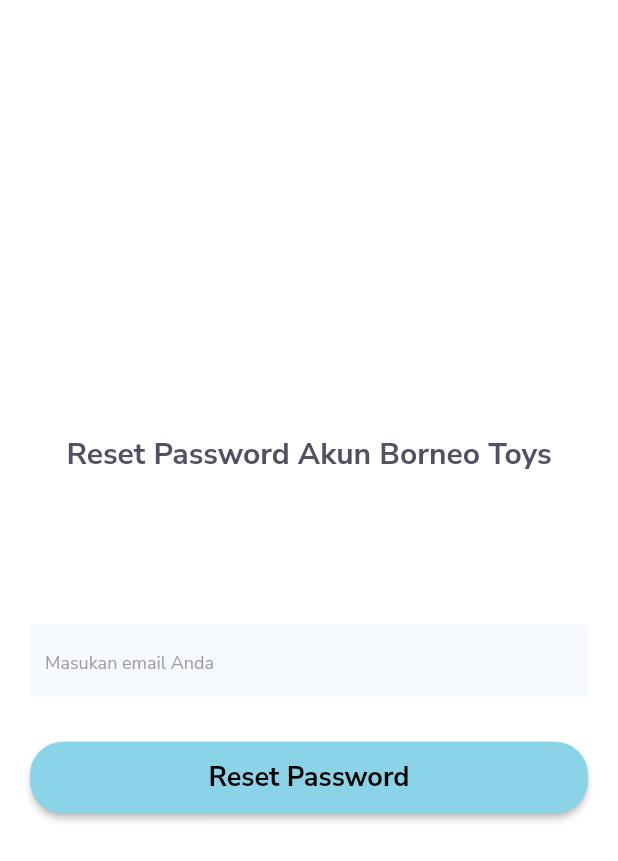
After one commit to yahyaabdurr/borneo-toys-app, a Flutter app: the screen it shows after launch, after a tap on "Lupa Password ?", on a phone screen of 412 x 824 dp. The commit adds this screen. Shown: the top 861 px of the screen. Run offline on Flutter 3.47's test engine with Material 2 defaults, Android fonts, the phone set to English and light mode, and no system bars; our stand-ins replace cloud_firestore, firebase_auth, firebase_core, flutter_secure_storage, get, google_fonts and 5 more; accounts and stored records are empty.

Commit message:
add feature reset password

```diff
--- a/lib/pages/login_page.dart
+++ b/lib/pages/login_page.dart
@@ -201,10 +201,14 @@ class _LoginPageState extends State<LoginPage> {
                         height: 15,
                       ),
                       Center(
-                        child: Text(
-                          "Lupa Password ?",
-                          style: nunitoTextFont.copyWith(
-                            fontSize: 16,
+                        child: InkWell(
+                          onTap: () {
+                            Get.to(const ResetPasswordPage());
+                          },
+                          child: Text(
+                            "Lupa Password ?",
+                            style: nunitoTextFont.copyWith(
+                                fontSize: 16, color: blueColor),
                           ),
                         ),
                       ),
--- a/lib/pages/pages.dart
+++ b/lib/pages/pages.dart
@@ -19,10 +19,13 @@ import 'package:lottie/lottie.dart';
 import 'package:provider/provider.dart';
 import 'package:shimmer/shimmer.dart';
 
+import '../commons/global_functions.dart';
+
 part 'splash_page.dart';
 part 'login_page.dart';
 part 'invoice_page.dart';
 part 'about_page.dart';
 part 'cart_page.dart';
 part 'home_page.dart';
+part 'reset_password_page.dart';
 part 'products_page.dart';
--- /dev/null
+++ b/lib/pages/reset_password_page.dart
@@ -0,0 +1,152 @@
+part of 'pages.dart';
+
+class ResetPasswordPage extends StatefulWidget {
+  const ResetPasswordPage({Key? key}) : super(key: key);
+
+  @override
+  State<ResetPasswordPage> createState() => _ResetPasswordPageState();
+}
+
+class _ResetPasswordPageState extends State<ResetPasswordPage> {
+  late final GlobalKey<FormState> formKey;
+  bool isLoading = false;
+  bool isHidePassword = false;
+  TextEditingController emailController = TextEditingController();
+  TextEditingController passwordController = TextEditingController();
+  final FlutterSecureStorage storage = const FlutterSecureStorage();
+
+  @override
+  void initState() {
+    super.initState();
+    formKey = GlobalKey<FormState>();
+  }
+
+  @override
+  Widget build(BuildContext context) {
+    void reset() async {
+      await FirebaseAuth.instance
+          .sendPasswordResetEmail(email: emailController.text)
+          .then((result) async {
+        isLoading = false;
+
+        await GlobalFuntion.alert(
+            context: context,
+            message: "Reset Password Berhasil, Silahkan cek email Anda",
+            titleButton: "OK",
+            onTap: () async {
+              Get.offAll(const LoginPage());
+            });
+      }).catchError((err) {
+        setState(() {
+          isLoading = false;
+        });
+        Get.snackbar("Terjadi Kesalahan", err.toString());
+      });
+    }
+
+    return Scaffold(
+      backgroundColor: Colors.white,
+      body: SafeArea(
+        child: SingleChildScrollView(
+          child: Padding(
+            padding: const EdgeInsets.symmetric(horizontal: 20, vertical: 24),
+            child: SizedBox(
+              height: MediaQuery.of(context).size.height - 40,
+              width: MediaQuery.of(context).size.width,
+              child: Column(
+                crossAxisAlignment: CrossAxisAlignment.start,
+                mainAxisAlignment: MainAxisAlignment.center,
+                children: [
+                  Center(
+                    child: Text("Reset Password Akun Borneo Toys",
+                        overflow: TextOverflow.ellipsis,
+                        maxLines: 2,
+                        style: nunitoTextFont.copyWith(
+                            fontSize: 20,
+                            fontWeight: FontWeight.bold,
+                            color: const Color(0xFF4F5262))),
+                  ),
+                  const SizedBox(
+                    height: 100,
+                  ),
+                  Form(
+                    key: formKey,
+                    autovalidateMode: AutovalidateMode.onUserInteraction,
+                    child: Column(
+                      crossAxisAlignment: CrossAxisAlignment.start,
+                      children: <Widget>[
+                        TextFormField(
+                            controller: emailController,
+                            decoration: InputDecoration(
+                              filled: true,
+                              fillColor: greyWhiteColor,
+                              border: InputBorder.none,
+                              focusedBorder: InputBorder.none,
+                              enabledBorder: InputBorder.none,
+                              errorBorder: InputBorder.none,
+                              disabledBorder: InputBorder.none,
+                              contentPadding: const EdgeInsets.all(10),
+                              hintText: 'Masukan email Anda',
+                              hintStyle: GoogleFonts.nunitoSans()
+                                  .copyWith(color: Colors.grey, fontSize: 12),
+                            ),
+                            validator: (value) {
+                              if (value!.isEmpty) {
+                                return 'Enter Email Address';
+                              } else if (!GetUtils.isEmail(value)) {
+                                return 'Please enter a valid email address!';
+                              }
+                              return null;
+                            }),
+                        Container(
+                          margin: const EdgeInsets.only(top: 30),
+                          height: 48,
+                          width: MediaQuery.of(context).size.width,
+                          child: ElevatedButton(
+                            onPressed: () async {
+                              if (formKey.currentState?.validate() ?? false) {
+                                setState(() {
+                                  isLoading = true;
+                                });
+                                reset();
+                              }
+                            },
+                            style: ButtonStyle(
+                              backgroundColor: isLoading
+                                  ? MaterialStateProperty.all(
+                                      greyBackgroundColor)
+                                  : MaterialStateProperty.all(primaryColor),
+                              shape: MaterialStateProperty.all<
+                                  RoundedRectangleBorder>(
+                                RoundedRectangleBorder(
+                                  borderRadius: BorderRadius.circular(22.0),
+                                ),
+                              ),
+                            ),
+                            child: isLoading
+                                ? SizedBox(
+                                    height: 20,
+                                    width: 20,
+                                    child: CircularProgressIndicator(
+                                        color: primaryColor),
+                                  )
+                                : Text(
+                                    "Reset Password",
+                                    style: nunitoTextFont.copyWith(
+                                        fontSize: 18,
+                                        fontWeight: FontWeight.bold),
+                                  ),
+                          ),
+                        ),
+                      ],
+                    ),
+                  ),
+                ],
+              ),
+            ),
+          ),
+        ),
+      ),
+    );
+  }
+}
```
Also changed, not shown: lib/controller/product_controller.dart (+0 -11 lines).
